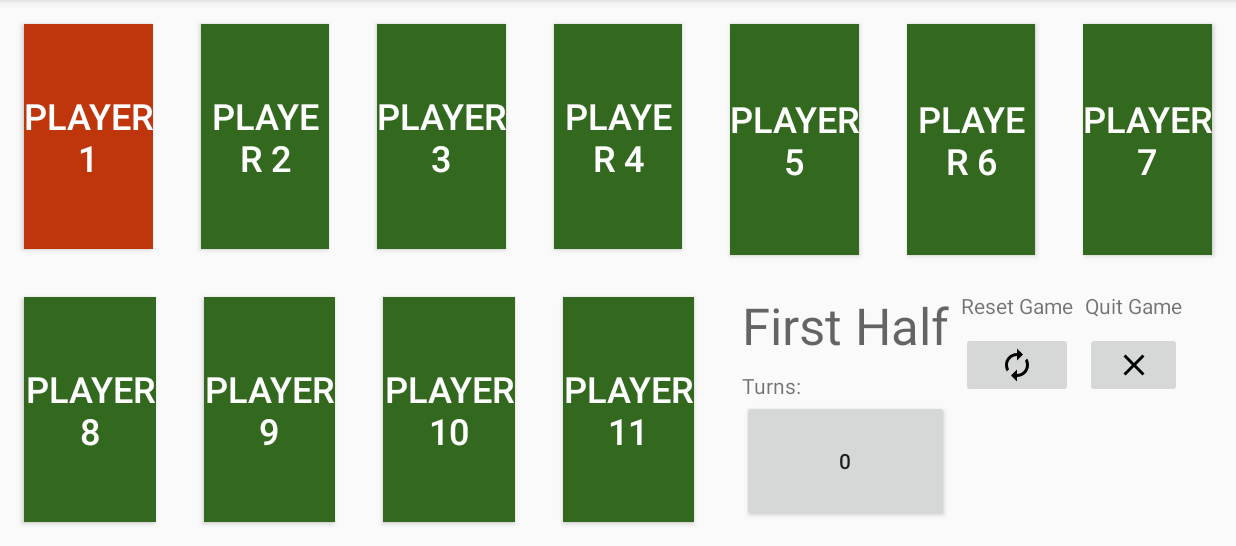
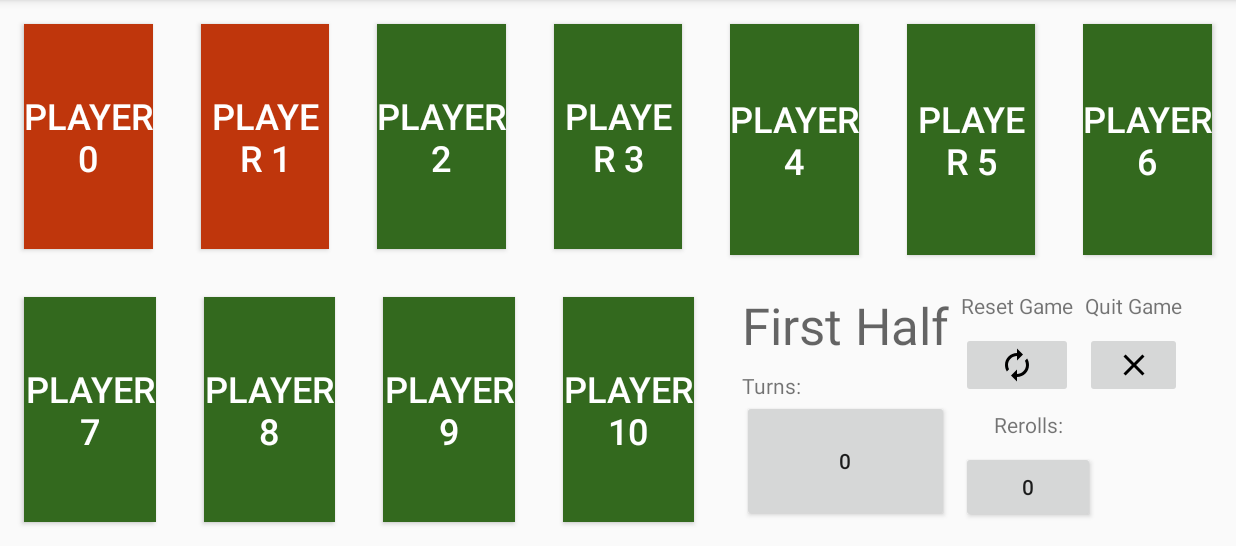
Before and after one commit to Cultiststeve/Blood-Bowl-Playing-Aid, an Android app: the IngameActivity screen opened directly, with no data from a screen before it, after a tap on an icon or button, on a phone screen of 824 x 412 dp (held sideways), the part 72-618 px from its top. Run offline under Robolectric (Android 15) with nearby library versions, the phone set to English and light mode, and no system bars; 2 statements that could not run were skipped; 1 other tap on this screen came first.

Commit message:
Passes the input list through to gameplay activity

```diff
--- a/app/src/main/java/com/example/bloodbowlplayingaid/IngameActivity.java
+++ b/app/src/main/java/com/example/bloodbowlplayingaid/IngameActivity.java
@@ -22,12 +22,20 @@ public class IngameActivity extends AppCompatActivity
     ArrayList<PlayerCardFragment> player_card_fragments = new ArrayList<>(12);
     ControlButtonsFragment controlButtonsFragment;
 
-    private Integer current_turn = 0;
+    private Integer currentTurn = 0;
+    private ArrayList<String> playerNameList;
 
     @Override
     protected void onCreate(Bundle savedInstanceState) {
         super.onCreate(savedInstanceState);
         setContentView(R.layout.activity_ingame);
+
+        //Get playerNameList
+        Intent intent = getIntent();
+        if (intent != null){
+            playerNameList = intent.getStringArrayListExtra(TeamSetupActivity.extraPlayerList);
+            Log.d(TAG, "onCreate: Got player list" + playerNameList.toString());
+        }
 
         // Set buttons to player names
         player_card_views.add(0, findViewById(R.id.player_1_card));
@@ -45,7 +53,15 @@ public class IngameActivity extends AppCompatActivity
 
         // Recreate each fragment with its info about what position its in
         for(int i = 0; i< player_card_views.size(); i++){
-            PlayerCardFragment new_fragment = PlayerCardFragment.newInstance(i, "test");
+
+            String player_name;
+            if (i < playerNameList.size()) {
+                player_name = playerNameList.get(i);
+            } else {
+                player_name = "Player " + Integer.toString(i);
+            }
+
+            PlayerCardFragment new_fragment = PlayerCardFragment.newInstance(i, player_name);
             FragmentTransaction transaction = getSupportFragmentManager().beginTransaction();
             transaction.replace(player_card_views.get(i).getId(), new_fragment);
             transaction.commit();
@@ -73,21 +89,21 @@ public class IngameActivity extends AppCompatActivity
     }
 
     private void newTurn() {
-        if (current_turn >= 16){
+        if (currentTurn >= 16){
             Toast.makeText(this, "Game is over.",Toast.LENGTH_SHORT).show();
             return;
         }
-        current_turn++;
+        currentTurn++;
         update_fragment_turns();
     }
 
     @Override
     public void reduceTurn() {
-        if (current_turn == 0){
+        if (currentTurn == 0){
             Toast.makeText(this, "Cant go back past turn 0.", Toast.LENGTH_SHORT).show();
             return;
         }
-        current_turn--;
+        currentTurn--;
         update_fragment_turns();
     }
 
@@ -99,7 +115,7 @@ public class IngameActivity extends AppCompatActivity
     }
 
     private void update_fragment_turns(){
-        controlButtonsFragment.incrementTurnCounter(current_turn);
+        controlButtonsFragment.incrementTurnCounter(currentTurn);
         for (int i=0; i<player_card_fragments.size(); i++){
             player_card_fragments.get(i).newTurn();
         }
--- a/app/src/main/java/com/example/bloodbowlplayingaid/PlayerCardFragment.java
+++ b/app/src/main/java/com/example/bloodbowlplayingaid/PlayerCardFragment.java
@@ -21,21 +21,19 @@ import android.widget.Toast;
  * create an instance of this fragment.
  */
 public class PlayerCardFragment extends Fragment {
-    // TODO: Rename parameter arguments, choose names that match
-    // the fragment initialization parameters, e.g. ARG_ITEM_NUMBER
     private static final String TAG = "BBH_PlayerCardFragment";
-    private static final String ARG_PARAM1 = "CARD_POSITION";
-    private static final String ARG_PARAM2 = "param2";
+    private static final String ARG_CARD_POSITION = "CARD_POSITION";
+    private static final String ARG_PLAYER_NAME = "PLAYER_NAME";
 
-    private Button card_button;
+    private Button cardButton;
 
     // TODO: Rename and change types of parameters
-    private Integer card_position;
-    private String mParam2;
+    private Integer cardPostion;
+    private String playerName;
 
     private OnFragmentInteractionListener mListener;
 
-    public Boolean has_played = Boolean.FALSE;
+    public Boolean hasPlayed = false;
 
     public PlayerCardFragment() {
         // Required empty public constructor
@@ -51,12 +49,12 @@ public class PlayerCardFragment extends Fragment {
      */
     // TODO: Rename and change types and number of parameters
     public static PlayerCardFragment newInstance(Integer card_number, String param2) {
-        Log.d(TAG, "newInstance() called with: card_position = [" + card_number + "], param2 = [" + param2 + "]");
+        Log.d(TAG, "newInstance() called with: cardPostion = [" + card_number + "], param2 = [" + param2 + "]");
 
         PlayerCardFragment fragment = new PlayerCardFragment();
         Bundle args = new Bundle();
-        args.putInt(ARG_PARAM1, card_number);
-        args.putString(ARG_PARAM2, param2);
+        args.putInt(ARG_CARD_POSITION, card_number);
+        args.putString(ARG_PLAYER_NAME, param2);
         fragment.setArguments(args);
         return fragment;
     }
@@ -66,9 +64,9 @@ public class PlayerCardFragment extends Fragment {
         Log.d(TAG, "onCreate() called with: savedInstanceState = [" + savedInstanceState + "]");
         super.onCreate(savedInstanceState);
         if (getArguments() != null) {
-            Log.d(TAG, "onCreate: Setting card number to " + getArguments().getInt(ARG_PARAM1));
-            card_position = getArguments().getInt(ARG_PARAM1);
-            mParam2 = getArguments().getString(ARG_PARAM2);
+            Log.d(TAG, "onCreate: Setting card number to " + getArguments().getInt(ARG_CARD_POSITION));
+            cardPostion = getArguments().getInt(ARG_CARD_POSITION);
+            playerName = getArguments().getString(ARG_PLAYER_NAME);
         }
 
     }
@@ -80,12 +78,12 @@ public class PlayerCardFragment extends Fragment {
         // Inflate the layout for this fragment
         View rootView = inflater.inflate(R.layout.fragment_player_card, container, false);
 
-        card_button = rootView.findViewById(R.id.card_button); // Get button, store in fragment variable
+        cardButton = rootView.findViewById(R.id.card_button); // Get button, store in fragment variable
 
-        if (card_position != null){
-            Integer display_num  = card_position +1;
-            card_button.setText("Player " + (display_num).toString());
-            Log.d(TAG, "onCreateView: cardnum = " + card_position.toString());
+        if (cardPostion != null){
+            Integer display_num  = cardPostion +1;
+            cardButton.setText(playerName);
+            Log.d(TAG, "onCreateView: cardnum = " + cardPostion.toString());
         } else {
             Log.d(TAG, "onCreateView: Card num is null");
         }
@@ -98,15 +96,15 @@ public class PlayerCardFragment extends Fragment {
         Log.d(TAG, "onStart() called");
         super.onStart();
 
-        card_button.setOnClickListener(new View.OnClickListener() { // Set button behaviour
+        cardButton.setOnClickListener(new View.OnClickListener() { // Set button behaviour
             @Override
             public void onClick(View v) {
                 Log.d(TAG, "onClick() called with: v = [" + v + "]");
-                if (has_played){
+                if (hasPlayed){
                     Toast.makeText(getContext(), "Player has already played", Toast.LENGTH_SHORT).show();
                 } else {
-                    has_played = Boolean.TRUE;
-                    card_button.setBackgroundColor(getResources().getColor(R.color.colorPlayed));
+                    hasPlayed = true;
+                    cardButton.setBackgroundColor(getResources().getColor(R.color.colorPlayed));
                 }
             }
         });
@@ -148,7 +146,7 @@ public class PlayerCardFragment extends Fragment {
 
     public void newTurn(){
         //Reset color
-        has_played = Boolean.FALSE;
-        card_button.setBackgroundColor(getResources().getColor(R.color.colorNotPlayed));
+        hasPlayed = false;
+        cardButton.setBackgroundColor(getResources().getColor(R.color.colorNotPlayed));
     }
 }
--- a/app/src/main/res/layout/fragment_button_panel.xml
+++ b/app/src/main/res/layout/fragment_button_panel.xml
@@ -82,4 +82,23 @@
         app:layout_constraintStart_toStartOf="@+id/textView4"
         app:layout_constraintTop_toBottomOf="@+id/textView4" />
 
+    <TextView
+        android:id="@+id/textView3"
+        android:layout_width="wrap_content"
+        android:layout_height="wrap_content"
+        android:layout_marginTop="8dp"
+        android:text="Rerolls:"
+        app:layout_constraintEnd_toEndOf="@+id/button3"
+        app:layout_constraintStart_toStartOf="@+id/button3"
+        app:layout_constraintTop_toBottomOf="@+id/imageButton" />
+
+    <Button
+        android:id="@+id/button3"
+        android:layout_width="89dp"
+        android:layout_height="wrap_content"
+        android:layout_marginTop="8dp"
+        android:text="0"
+        app:layout_constraintStart_toStartOf="@+id/textView2"
+        app:layout_constraintTop_toBottomOf="@+id/textView3" />
+
 </android.support.constraint.ConstraintLayout>
```
Also changed, not shown: app/src/main/java/com/example/bloodbowlplayingaid/TeamSetupActivity.java (+39 -6 lines), app/src/main/res/layout/activity_team_setup.xml (+16 -5 lines).
